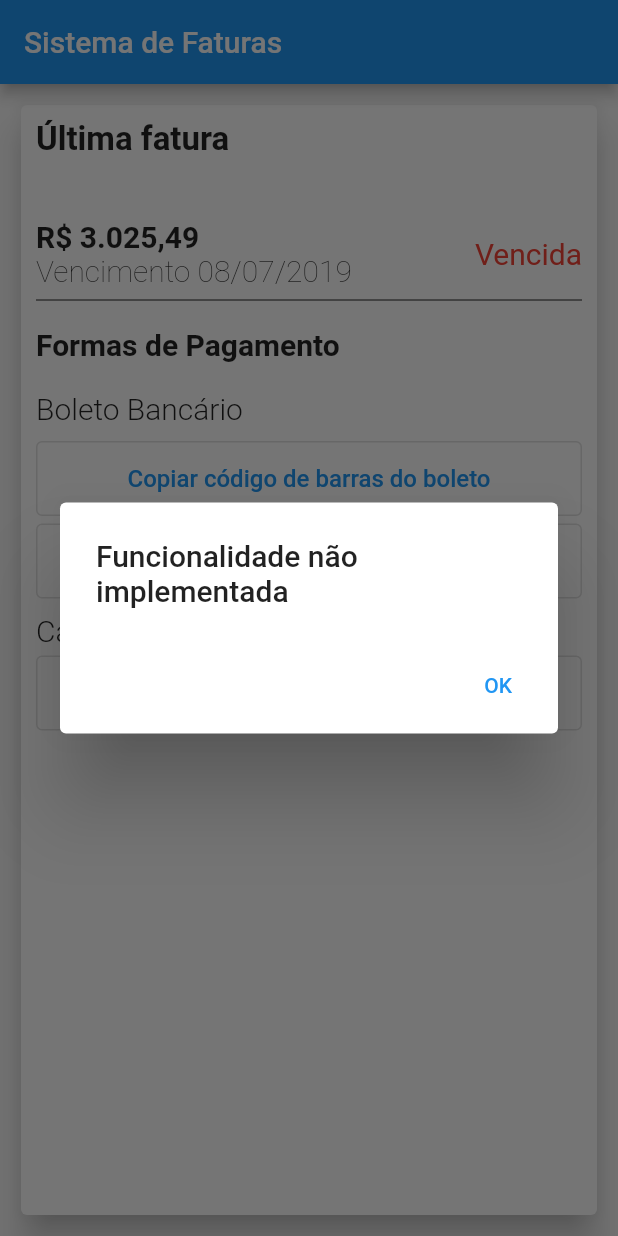
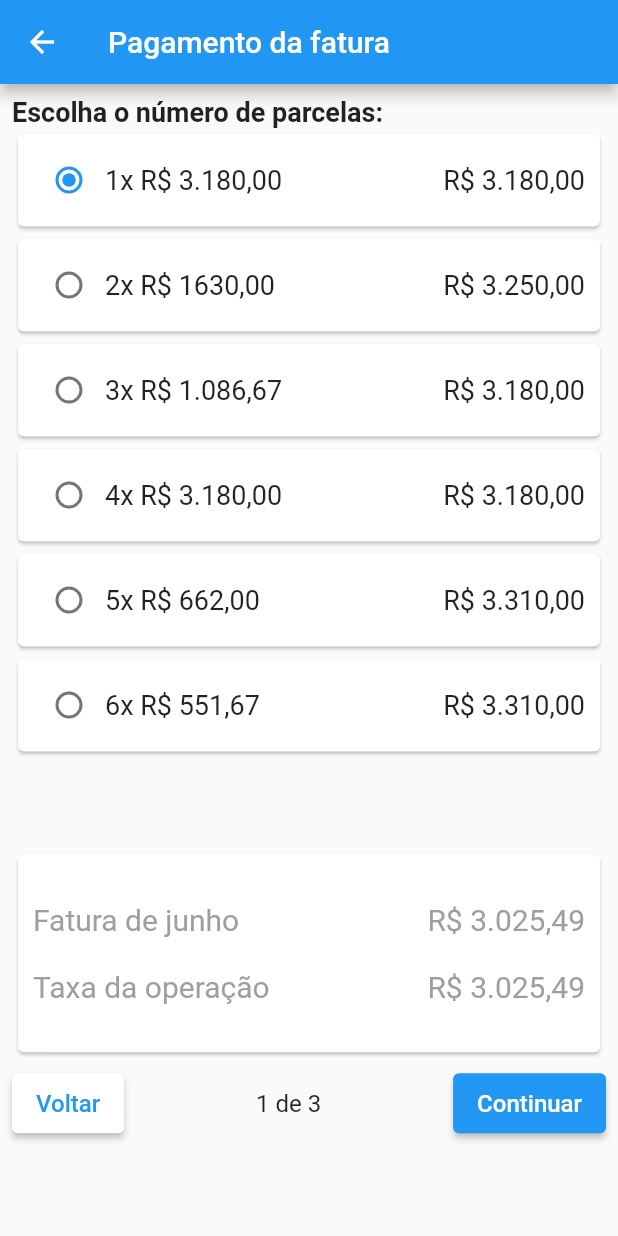
Before and after one commit to 94silva-bruno/Faturas, a Flutter app: the screen it shows after launch, after a tap on "Pagar com cartão de crédito", on a phone screen of 412 x 824 dp. Run offline on Flutter 3.47's test engine with Material 2 defaults, Android fonts, the phone set to English and light mode, and no system bars.

```diff
--- /dev/null
+++ b/lib/invoice_payment.dart
@@ -0,0 +1,333 @@
+import 'package:flutter/material.dart';
+
+enum InvoicePaymentEnum {
+  one,
+  two,
+  three,
+  four,
+  five,
+  six,
+}
+
+class InvoicePayment extends StatelessWidget {
+  InvoicePaymentEnum? _choose = InvoicePaymentEnum.one;
+
+  @override
+  Widget build(BuildContext context) {
+    return Scaffold(
+      appBar: AppBar(
+        title: Text('Pagamento da fatura'),
+      ),
+      body: Padding(
+        padding: const EdgeInsets.all(8.0),
+        child: Column(
+          children: [
+            Row(
+              children: [
+                Text(
+                  'Escolha o número de parcelas: ',
+                  style: TextStyle(
+                    fontSize: 18.0,
+                    fontWeight: FontWeight.bold,
+                  ),
+                ),
+              ],
+            ),
+            SizedBox(
+              height: 70,
+              child: Card(
+                child: Padding(
+                  padding: EdgeInsets.all(10.0),
+                  child: Row(
+                    children: [
+                      Radio(
+                          value: InvoicePaymentEnum.one,
+                          groupValue: _choose,
+                          onChanged: (InvoicePaymentEnum? value) {
+                            _choose = value;
+                          }),
+                      Text(
+                        '1x R\$ 3.180,00',
+                        style: TextStyle(
+                          fontSize: 18.0,
+                        ),
+                      ),
+                      Spacer(),
+                      Text(
+                        'R\$ 3.180,00',
+                        style: TextStyle(
+                          fontSize: 18.0,
+                        ),
+                      ),
+                    ],
+                  ),
+                ),
+              ),
+            ),
+            SizedBox(
+              height: 70,
+              child: Card(
+                child: Padding(
+                  padding: EdgeInsets.all(10.0),
+                  child: Row(
+                    children: [
+                      Radio(
+                          value: InvoicePaymentEnum.two,
+                          groupValue: _choose,
+                          onChanged: (InvoicePaymentEnum? value) {
+                            _choose = value;
+                          }),
+                      Text(
+                        '2x R\$ 1630,00',
+                        style: TextStyle(
+                          fontSize: 18.0,
+                        ),
+                      ),
+                      Spacer(),
+                      Text(
+                        'R\$ 3.250,00',
+                        style: TextStyle(
+                          fontSize: 18.0,
+                        ),
+                      ),
+                    ],
+                  ),
+                ),
+              ),
+            ),
+            SizedBox(
+              height: 70,
+              child: Card(
+                child: Padding(
+                  padding: EdgeInsets.all(10.0),
+                  child: Row(
+                    children: [
+                      Radio(
+                          value: InvoicePaymentEnum.three,
+                          groupValue: _choose,
+                          onChanged: (InvoicePaymentEnum? value) {
+                            _choose = value;
+                          }),
+                      Text(
+                        '3x R\$ 1.086,67',
+                        style: TextStyle(
+                          fontSize: 18.0,
+                        ),
+                      ),
+                      Spacer(),
+                      Text(
+                        'R\$ 3.180,00',
+                        style: TextStyle(
+                          fontSize: 18.0,
+                        ),
+                      ),
+                    ],
+                  ),
+                ),
+              ),
+            ),
+            SizedBox(
+              height: 70,
+              child: Card(
+                child: Padding(
+                  padding: EdgeInsets.all(10.0),
+                  child: Row(
+                    children: [
+                      Radio(
+                          value: InvoicePaymentEnum.four,
+                          groupValue: _choose,
+                          onChanged: (InvoicePaymentEnum? value) {
+                            _choose = value;
+                          }),
+                      Text(
+                        '4x R\$ 3.180,00',
+                        style: TextStyle(
+                          fontSize: 18.0,
+                        ),
+                      ),
+                      Spacer(),
+                      Text(
+                        'R\$ 3.180,00',
+                        style: TextStyle(
+                          fontSize: 18.0,
+                        ),
+                      ),
+                    ],
+                  ),
+                ),
+              ),
+            ),
+            SizedBox(
+              height: 70,
+              child: Card(
+                child: Padding(
+                  padding: EdgeInsets.all(10.0),
+                  child: Row(
+                    children: [
+                      Radio(
+                          value: InvoicePaymentEnum.five,
+                          groupValue: _choose,
+                          onChanged: (InvoicePaymentEnum? value) {
+                            _choose = value;
+                          }),
+                      Text(
+                        '5x R\$ 662,00',
+                        style: TextStyle(
+                          fontSize: 18.0,
+                        ),
+                      ),
+                      Spacer(),
+                      Text(
+                        'R\$ 3.310,00',
+                        style: TextStyle(
+                          fontSize: 18.0,
+                        ),
+                      ),
+                    ],
+                  ),
+                ),
+              ),
+            ),
+            SizedBox(
+              height: 70,
+              child: Card(
+                child: Padding(
+                  padding: EdgeInsets.all(10.0),
+                  child: Row(
+                    children: [
+                      Radio(
+                          value: InvoicePaymentEnum.six,
+                          groupValue: _choose,
+                          onChanged: (InvoicePaymentEnum? value) {
+                            _choose = value;
+                          }),
+                      Text(
+                        '6x R\$ 551,67',
+                        style: TextStyle(
+                          fontSize: 18.0,
+                        ),
+                      ),
+                      Spacer(),
+                      Text(
+                        'R\$ 3.310,00',
+                        style: TextStyle(
+                          fontSize: 18.0,
+                        ),
+                      ),
+                    ],
+                  ),
+                ),
+              ),
+            ),
+            Spacer(),
+            SizedBox(
+              height: 140,
+              child: Card(
+                child: Padding(
+                  padding: EdgeInsets.all(10.0),
+                  child: Column(
+                    children: [
+                      Spacer(),
+                      Row(
+                        children: [
+                          Text(
+                            'Fatura de junho',
+                            style: TextStyle(
+                              fontSize: 20,
+                              fontWeight: FontWeight.w400,
+                              color: Colors.grey,
+                            ),
+                          ),
+                          Spacer(),
+                          Text(
+                            'R\$ 3.025,49',
+                            style: TextStyle(
+                              fontSize: 20,
+                              fontWeight: FontWeight.w400,
+                              color: Colors.grey,
+                            ),
+                          ),
+                        ],
+                      ),
+                      Spacer(),
+                      Row(
+                        children: [
+                          Text(
+                            'Taxa da operação',
+                            style: TextStyle(
+                              fontSize: 20,
+                              fontWeight: FontWeight.w400,
+                              color: Colors.grey,
+                            ),
+                          ),
+                          Spacer(),
+                          Text(
+                            'R\$ 3.025,49',
+                            style: TextStyle(
+                              fontSize: 20,
+                              fontWeight: FontWeight.w400,
+                              color: Colors.grey,
+                            ),
+                          ),
+                        ],
+                      ),
+                      Spacer(),
+                    ],
+                  ),
+                ),
+              ),
+            ),
+            SizedBox(
+              height: 10,
+            ),
+            Row(
+              children: [
+                SizedBox(
+                  height: 40,
+                  child: ElevatedButton(
+                    child: Text(
+                      'Voltar',
+                      style: TextStyle(
+                        fontSize: 16.0,
+                        color: Colors.blue,
+                      ),
+                    ),
+                    onPressed: () {
+                      Navigator.pop(context);
+                    },
+                    style: ButtonStyle(
+                      backgroundColor:
+                          MaterialStateProperty.all<Color>(Colors.white),
+                    ),
+                  ),
+                ),
+                Spacer(),
+                Text(
+                  '1 de 3',
+                  style: TextStyle(
+                    fontSize: 16.0,
+                  ),
+                ),
+                Spacer(),
+                SizedBox(
+                  height: 40,
+                  child: ElevatedButton(
+                    child: Text(
+                      'Continuar',
+                      style: TextStyle(
+                        fontSize: 16.0,
+                        color: Colors.white,
+                      ),
+                    ),
+                    onPressed: () {},
+                  ),
+                ),
+              ],
+            ),
+            Spacer(),
+          ],
+        ),
+      ),
+    );
+  }
+}
--- a/lib/main.dart
+++ b/lib/main.dart
@@ -1,5 +1,6 @@
 import 'package:flutter/material.dart';
 import 'package:flutter/widgets.dart';
+import 'package:faturas/invoice_payment.dart';
 
 void main() {
   runApp(Home());
@@ -137,7 +138,7 @@ class Fatura extends StatelessWidget {
                     },
                   ),
                 ),
-                SizedBox(height: 5),
+                SizedBox(height: 10),
                 SizedBox(
                   height: 50,
                   width: 400,
@@ -184,27 +185,7 @@ class Fatura extends StatelessWidget {
                           fontSize: 16.0,
                         )),
                     onPressed: () {
-                      showDialog(
-                        context: context,
-                        builder: (_) => AlertDialog(
-                          title: Text(
-                            'Funcionalidade não implementada',
-                            textDirection: TextDirection.ltr,
-                          ),
-                          actions: [
-                            TextButton(
-                              child: Text(
-                                'OK',
-                                textDirection: TextDirection.ltr,
-                              ),
-                              onPressed: () {
-                                Navigator.of(context).pop();
-                              },
-                            ),
-                          ],
-                        ),
-                        barrierDismissible: false,
-                      );
+                      Navigator.push(context, MaterialPageRoute(builder: (context) => InvoicePayment() ));
                     },
                   ),
                 ),
```
Also changed, not shown: 1 other file.
